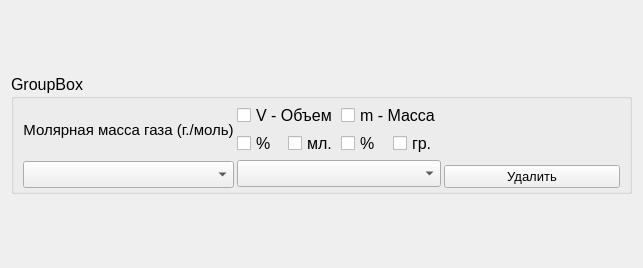
The window that ui/base_qt_ui/ui_coord_widget.ui (I-m-good-man/Gas-calculator) describes before a commit, drawn with Qt 5.
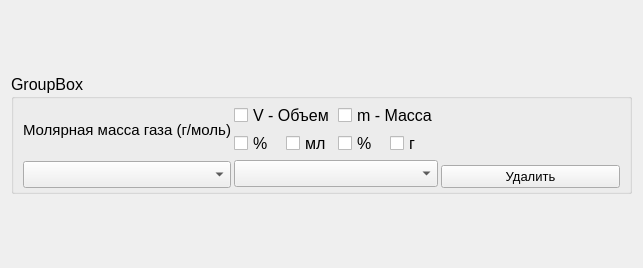
The same window after the commit.

Commit message: Fix value of texts in coordwidget

Diff of the .ui file:
```diff
--- a/ui/base_qt_ui/ui_coord_widget.ui
+++ b/ui/base_qt_ui/ui_coord_widget.ui
@@ -86,7 +86,7 @@
              </font>
             </property>
             <property name="text">
-             <string>Молярная масса газа (г./моль)</string>
+             <string>Молярная масса газа (г/моль)</string>
             </property>
             <property name="alignment">
              <set>Qt::AlignCenter</set>
@@ -123,7 +123,7 @@
                 <item>
                  <widget class="QCheckBox" name="ml_checkbox">
                   <property name="text">
-                   <string>мл.</string>
+                   <string>мл</string>
                   </property>
                  </widget>
                 </item>
@@ -152,7 +152,7 @@
                 <item>
                  <widget class="QCheckBox" name="g_checkbox">
                   <property name="text">
-                   <string>гр.</string>
+                   <string>г</string>
                   </property>
                  </widget>
                 </item>
```
The commit also changes 1 other file.
